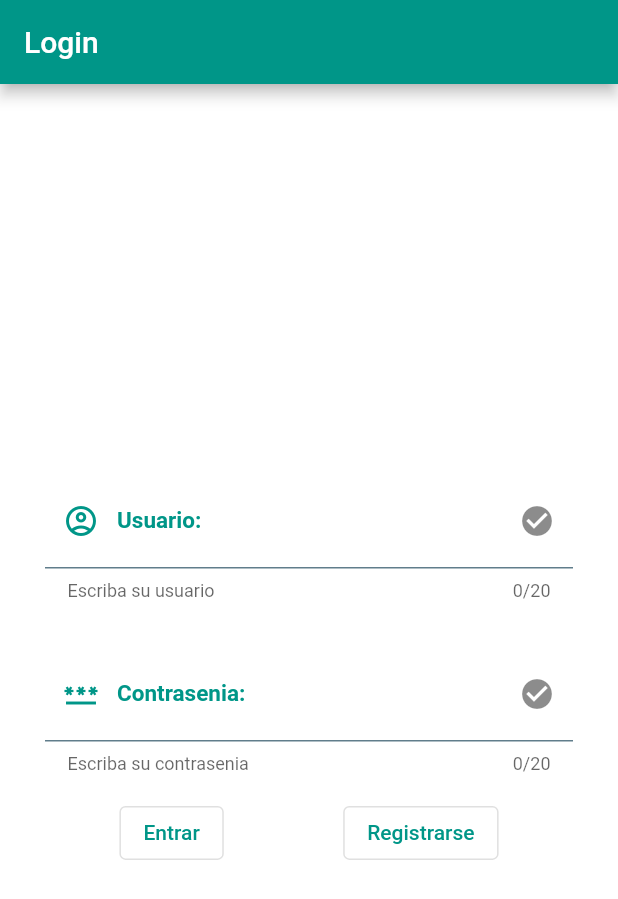
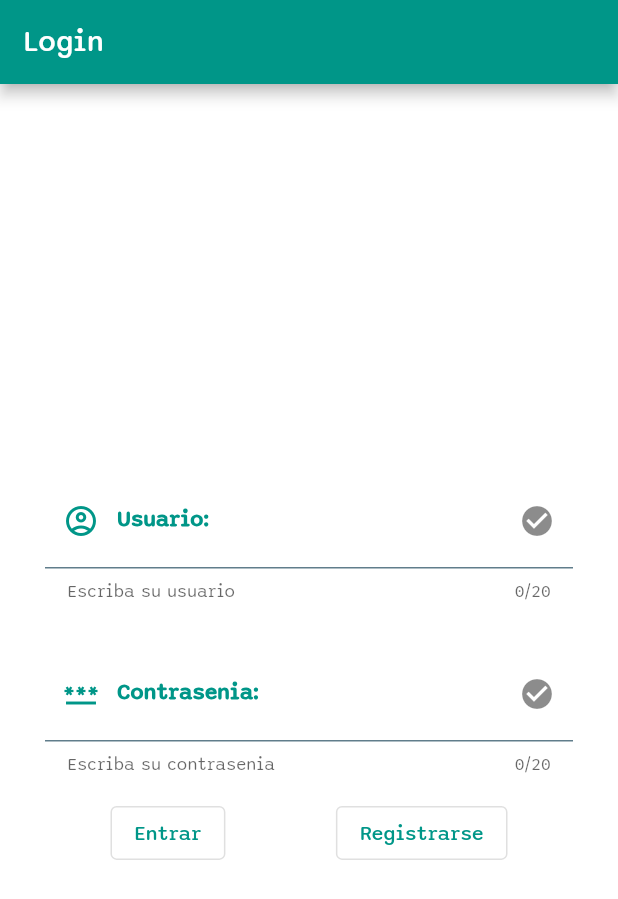
Before and after one commit to albrox9/appChat, a Flutter app: the screen it shows after launch, on a phone screen of 412 x 824 dp. Shown: the top 899 px of the screen. Run offline on Flutter 3.47's test engine with Material 2 defaults, Android fonts, the light colour scheme and no system bars; our stand-ins replace chat_bubbles, cloud_firestore, firebase_auth, firebase_core, fluttertoast; missing offline and left inert: eurekalib; accounts and stored records are empty; generated files the repository leaves out were written again.

Commit message:
Añadir una fuente de google fonts

```diff
--- a/lib/src/App.dart
+++ b/lib/src/App.dart
@@ -31,7 +31,8 @@ class App extends StatelessWidget{
 
       materialAppMobile=MaterialApp(
         theme: ThemeData(
-          primarySwatch: Colors.teal
+          primarySwatch: Colors.teal,
+          fontFamily: 'Sono',
         ),
         initialRoute: '/splashview',
         routes: {
```
Also changed, not shown: pubspec.yaml (+11 -11 lines).
